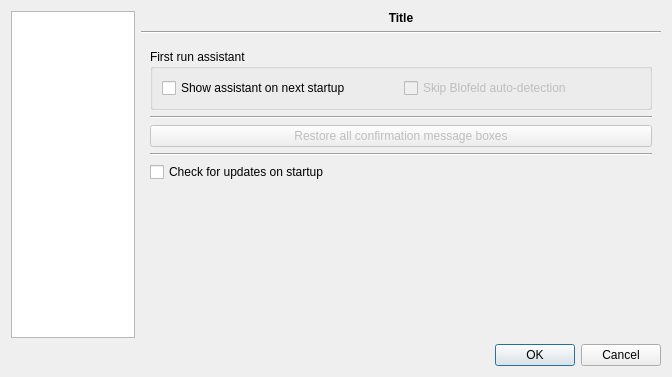
This is bigglesworth/ui/settings.ui in MaurizioB/Bigglesworth as Qt 5 draws it before an edit. The edited form follows.
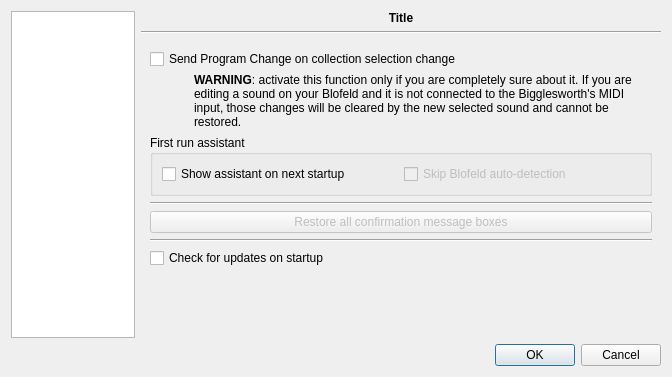
This is the edited form. The open tabs and pages were chosen to show the change. Icons and pictures are not drawn. Custom widgets are drawn as their Qt base class.

Commit message: Option to send ProgChange on collection selection.

The edit to the form file:
```diff
--- a/bigglesworth/ui/settings.ui
+++ b/bigglesworth/ui/settings.ui
@@ -1095,6 +1095,49 @@
      </widget>
      <widget class="QWidget" name="miscPage">
       <layout class="QVBoxLayout" name="verticalLayout_3">
+       <item>
+        <layout class="QGridLayout" name="gridLayout_11">
+         <property name="margin">
+          <number>0</number>
+         </property>
+         <property name="spacing">
+          <number>4</number>
+         </property>
+         <item row="1" column="1">
+          <widget class="QLabel" name="label">
+           <property name="text">
+            <string>&lt;html&gt;&lt;head/&gt;&lt;body&gt;&lt;p&gt;&lt;span style=&quot; font-weight:600;&quot;&gt;WARNING&lt;/span&gt;: activate this function only if you are completely sure about it. If you are editing a sound on your Blofeld and it is not connected to the Bigglesworth's MIDI input, those changes will be cleared by the new selected sound and cannot be restored.&lt;/p&gt;&lt;/body&gt;&lt;/html&gt;</string>
+           </property>
+           <property name="wordWrap">
+            <bool>true</bool>
+           </property>
+          </widget>
+         </item>
+         <item row="1" column="0">
+          <spacer name="horizontalSpacer_6">
+           <property name="orientation">
+            <enum>Qt::Horizontal</enum>
+           </property>
+           <property name="sizeType">
+            <enum>QSizePolicy::Fixed</enum>
+           </property>
+           <property name="sizeHint" stdset="0">
+            <size>
+             <width>40</width>
+             <height>20</height>
+            </size>
+           </property>
+          </spacer>
+         </item>
+         <item row="0" column="0" colspan="2">
+          <widget class="QCheckBox" name="sendLibraryProgChangeChk">
+           <property name="text">
+            <string>Send Program Change on collection selection change</string>
+           </property>
+          </widget>
+         </item>
+        </layout>
+       </item>
        <item>
         <widget class="QGroupBox" name="groupBox_3">
          <property name="title">
```
The commit also changes 4 other files.
